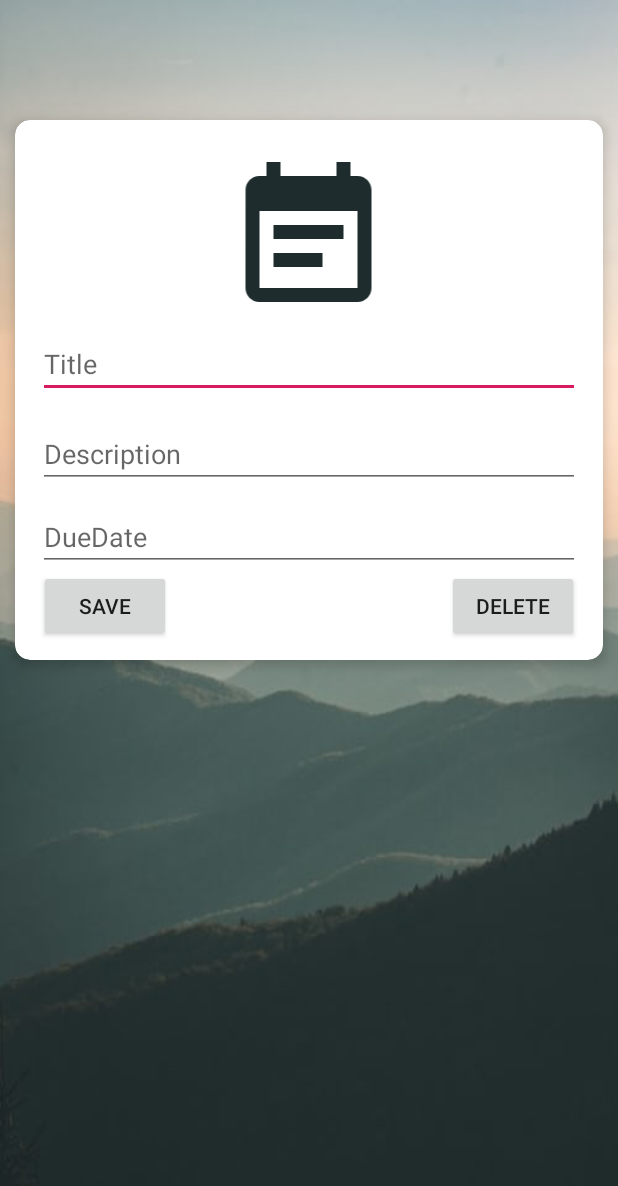
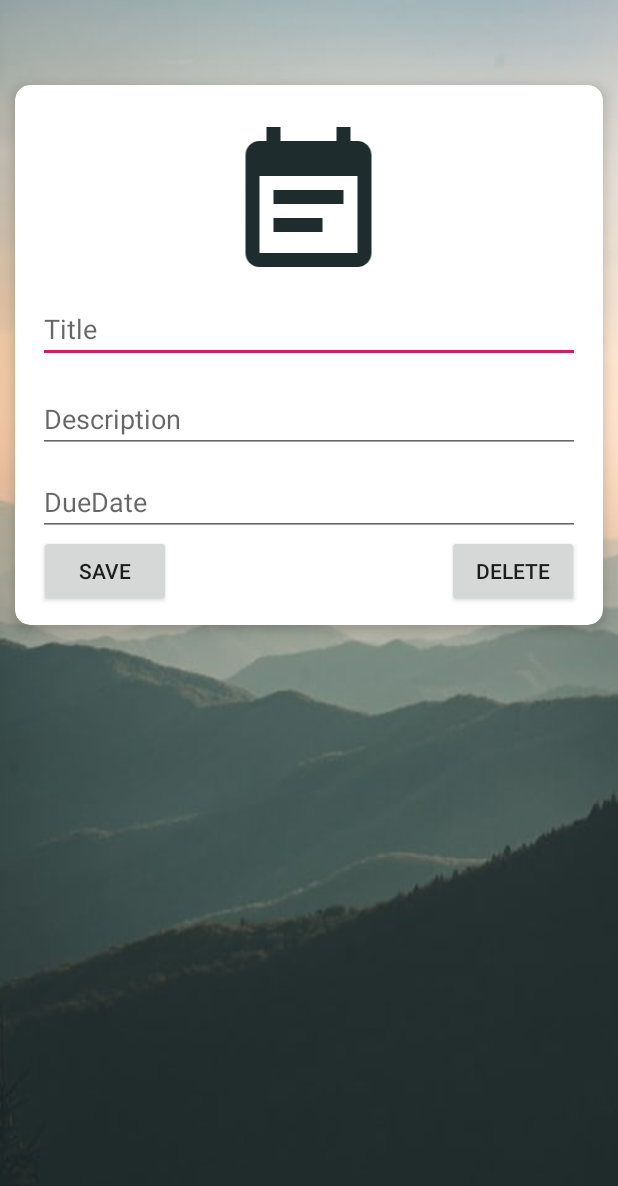
Before and after one commit to samwanjo41/AppMvvm, an Android app: the layout activity_new_note.xml on its own in the app's theme, with its tools: preview values and no code run, on a phone screen of 412 x 824 dp. Shown: the top 1186 px of the screen. Run offline under Robolectric (Android 15) with nearby library versions, the phone set to English and light mode, and no system bars.

```diff
--- a/app/src/main/java/com/example/appmv/Utils/constants.kt
+++ b/app/src/main/java/com/example/appmv/Utils/constants.kt
@@ -4,5 +4,6 @@ const val EXTRA_KEY_TITLE = "key_title"
 const val EXTRA_KEY_DESCR = "key_description"
 const val EXTRA_KEY_DATE  = "key_date"
 const val RESULT_SAVE = 0
+const val RESULT_DELETE = 2
 const val RESULT_ERROR = 1
 const val NEW_NOTE_ACIVITY_REQUEST_CODE = 1
--- a/app/src/main/res/layout/activity_new_note.xml
+++ b/app/src/main/res/layout/activity_new_note.xml
@@ -12,16 +12,17 @@
         android:layout_width="match_parent"
         android:layout_height="wrap_content"
         android:layout_margin="10dp"
+        android:fadeScrollbars="true"
+        android:padding="10dp"
         app:cardBackgroundColor="@android:color/background_light"
         app:cardCornerRadius="10dp"
         app:cardElevation="5dp"
         app:layout_constraintBottom_toBottomOf="parent"
         app:layout_constraintEnd_toEndOf="parent"
-        app:layout_constraintHorizontal_bias="0.842"
+        app:layout_constraintHorizontal_bias="0.0"
         app:layout_constraintStart_toStartOf="parent"
         app:layout_constraintTop_toTopOf="parent"
-        app:layout_constraintVertical_bias="0.157"
-        android:padding="10dp">
+        app:layout_constraintVertical_bias="0.105">
 
         <ImageView
             android:id="@+id/imageView"
@@ -29,8 +30,8 @@
             android:layout_height="112dp"
             android:layout_gravity="center_horizontal"
             android:layout_marginTop="23dp"
-            app:srcCompat="@drawable/ic_event_note_black_24dp"
-            android:contentDescription="@string/todo" />
+            android:contentDescription="@string/todo"
+            app:srcCompat="@drawable/ic_event_note_black_24dp" />
 
         <EditText
             android:id="@+id/editText"
@@ -40,10 +41,11 @@
             android:layout_marginStart="15dp"
             android:layout_marginTop="140dp"
             android:layout_marginEnd="15dp"
+            android:autofillHints=""
             android:ems="10"
             android:hint="@string/title"
             android:inputType="textPersonName"
-            android:autofillHints="" tools:targetApi="o"/>
+            tools:targetApi="o" />
 
         <EditText
             android:id="@+id/descrText"
@@ -53,10 +55,12 @@
             android:layout_marginStart="15dp"
             android:layout_marginTop="200dp"
             android:layout_marginEnd="15dp"
+            android:autofillHints=""
             android:ems="10"
             android:hint="@string/description"
             android:inputType="textPersonName"
-            android:autofillHints="" tools:targetApi="o"/>
+            tools:targetApi="o" />
+
         <EditText
             android:id="@+id/dateText"
             android:layout_width="match_parent"
@@ -65,10 +69,11 @@
             android:layout_marginStart="15dp"
             android:layout_marginTop="255dp"
             android:layout_marginEnd="15dp"
+            android:autofillHints=""
             android:ems="10"
             android:hint="DueDate"
             android:inputType="textPersonName"
-            android:autofillHints="" tools:targetApi="o"/>
+            tools:targetApi="o" />
 
         <Button
             android:id="@+id/btnSave"
--- a/app/src/main/res/layout/list_item.xml
+++ b/app/src/main/res/layout/list_item.xml
@@ -5,6 +5,7 @@
     android:orientation="vertical">
 
     <androidx.cardview.widget.CardView
+        android:id="@+id/cardView"
         android:layout_width="match_parent"
         android:layout_height="wrap_content"
         android:layout_margin="8dp"
--- a/app/src/main/res/menu/menu_main.xml
+++ b/app/src/main/res/menu/menu_main.xml
@@ -3,8 +3,8 @@
     xmlns:tools="http://schemas.android.com/tools"
     tools:context="com.example.appmv.View.MainActivity">
     <item
-        android:id="@+id/action_settings"
+        android:id="@+id/action_clear_list"
         android:orderInCategory="100"
-        android:title="@string/action_settings"
+        android:title="@string/clear_list"
         app:showAsAction="never" />
 </menu>
--- a/app/src/main/res/values/strings.xml
+++ b/app/src/main/res/values/strings.xml
@@ -8,4 +8,7 @@
     <string name="description1">Description</string>
     <string name="save">SAVE</string>
     <string name="delete">DELETE</string>
+    <string name="clear_list">Clear List</string>
+    <string name="msg_clear_list">Are you sure you wish to clear list?</string>
+    <string name="clear_the_list">List Cleared</string>
 </resources>
```
Also changed, not shown: app/src/main/java/com/example/appmv/Adapter/WordListAdapter.kt (+16 -4 lines), app/src/main/java/com/example/appmv/View/MainActivity.kt (+44 -4 lines), app/src/main/java/com/example/appmv/View/NewNoteActivity.kt (+38 -6 lines).
